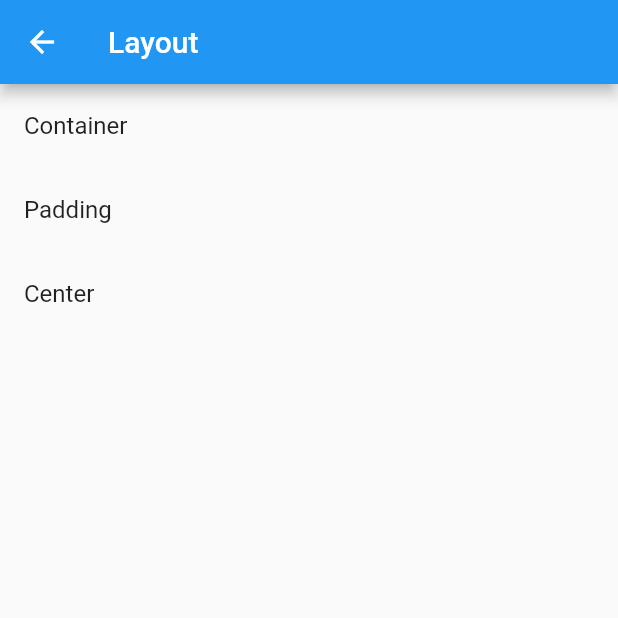
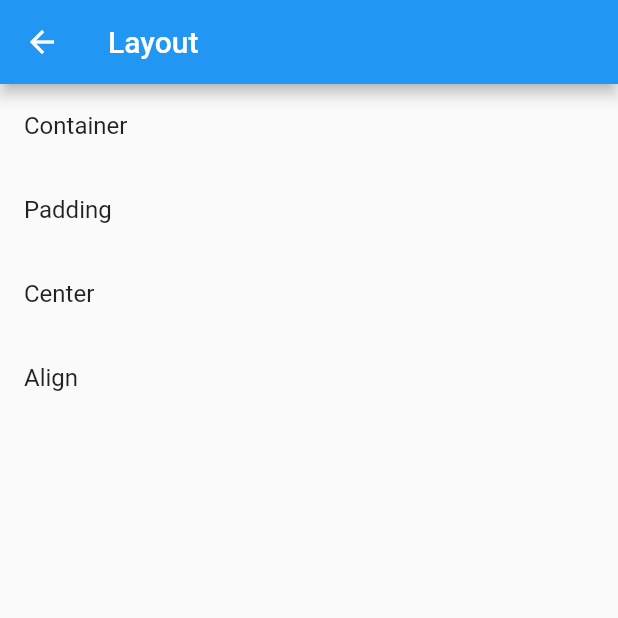
Before and after one commit to bakhtiararifinid/flutter-widgets, a Flutter app: the LayoutPage screen opened by its route, on a phone screen of 412 x 824 dp, the top half of it. Run offline on Flutter 3.47's test engine with Material 2 defaults, Android fonts, the phone set to English and light mode, and no system bars.

```diff
--- a/lib/src/App.dart
+++ b/lib/src/App.dart
@@ -1,4 +1,5 @@
 import 'package:flutter/material.dart';
+import 'package:flutter_widgets/src/pages/align_page.dart';
 import 'package:flutter_widgets/src/pages/appbar_page.dart';
 import 'package:flutter_widgets/src/pages/basic_page.dart';
 import 'package:flutter_widgets/src/pages/bottom_navigation_bar_page.dart';
@@ -42,6 +43,7 @@ class App extends StatelessWidget {
         '/layout': (context) => LayoutPage(),
         '/padding': (context) => PaddingPage(),
         '/center': (context) => CenterPage(),
+        '/align': (context) => AlignPage(),
         '/material-design': (context) => MaterialDesignPage(),
         '/scaffold': (context) => ScaffoldPage(),
         '/appbar': (context) => AppBarPage(),
--- a/lib/src/pages/layout_page.dart
+++ b/lib/src/pages/layout_page.dart
@@ -21,6 +21,10 @@ class LayoutPage extends StatelessWidget {
             title: Text('Center'),
             onTap: () => Navigator.of(context).pushNamed('/center'),
           ),
+          ListTile(
+            title: Text('Align'),
+            onTap: () => Navigator.of(context).pushNamed('/align'),
+          ),
         ],
       ),
     );
```
Also changed, not shown: lib/src/pages/align_page.dart (added, +40 -0 lines).
